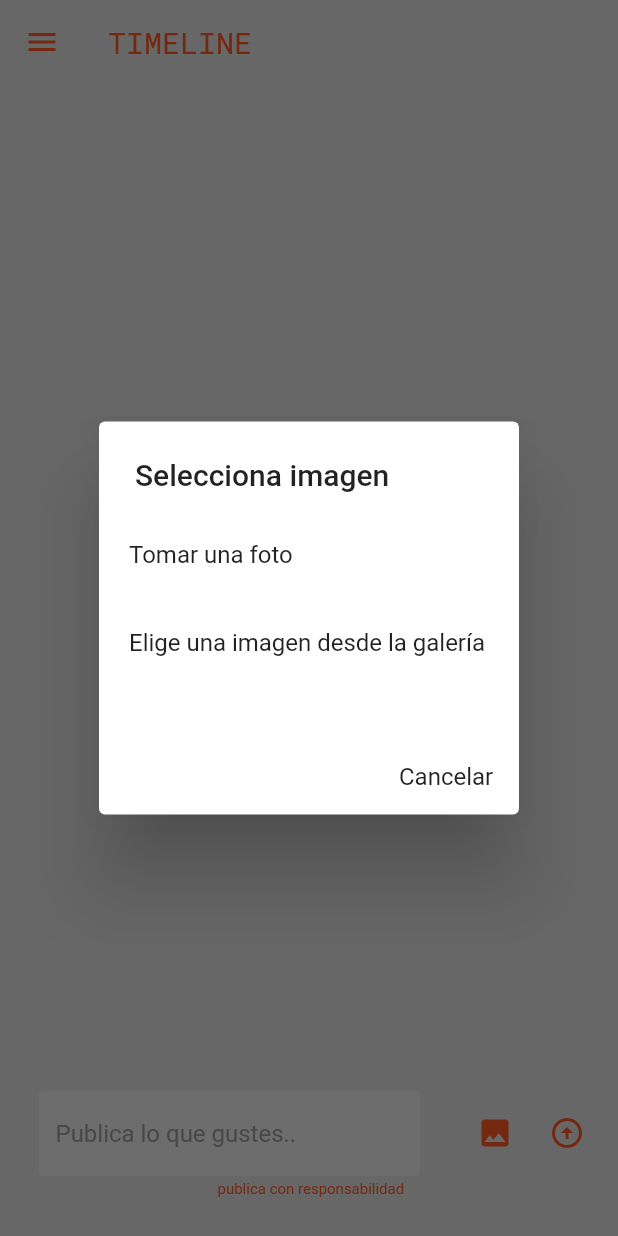
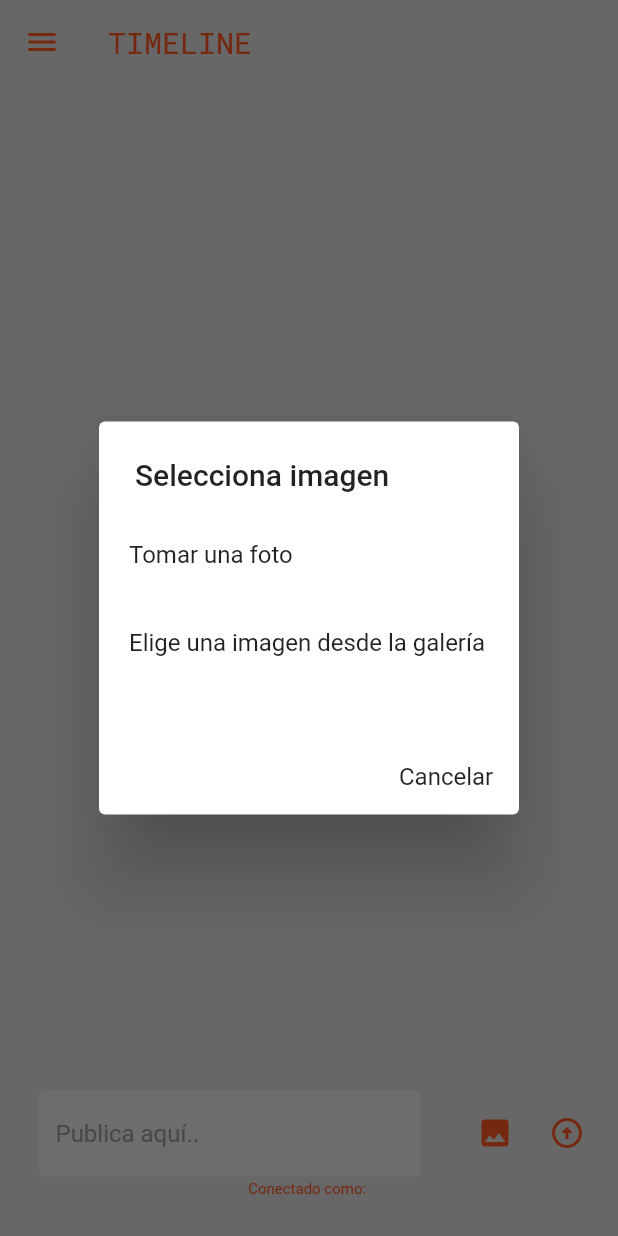
Before and after one commit to Zprit3/dosantonias_app, a Flutter app: the screen it shows once a user with an empty profile is signed in, after a tap on the "photo" icon, on a phone screen of 412 x 824 dp. Run offline on Flutter 3.47's test engine with Material 2 defaults, Android fonts, the phone set to English and light mode, and no system bars; our stand-ins replace cloud_firestore, firebase_auth, firebase_core, firebase_storage, google_fonts, google_maps_flutter and 4 more; accounts and stored records are empty.

Commit message:
On branch main Your branch is up to date with 'origin/main'.
Changes to be committed:
	new file:   lib/images/TICKET BASE.png
	modified:   lib/pages/home_page.dart
	new file:   lib/pages/shop_page.dart
	modified:   lib/pages/store_page.dart

```diff
--- a/lib/pages/home_page.dart
+++ b/lib/pages/home_page.dart
@@ -204,7 +204,7 @@ class _HomePageState extends State<HomePage> {
                   Expanded(
                     child: TextFieldW(
                       controller: textController,
-                      hintText: 'Publica lo que gustes..',
+                      hintText: 'Publica aquí..',
                       obscureText: false,
                     ),
                   ),
@@ -236,7 +236,7 @@ class _HomePageState extends State<HomePage> {
 
             // Verificación de logeo (solo pruebas)
             Text(
-              '${user.email!} publica con responsabilidad',
+              'Conectado como: ${user.email!}',
               style: const TextStyle(fontSize: 10, color: Colors.deepOrange),
             ),
 
--- a/lib/pages/store_page.dart
+++ b/lib/pages/store_page.dart
@@ -13,7 +13,7 @@ class StorePage extends StatelessWidget {
     return Scaffold(
       appBar: AppBar(
         title: Text(
-          'M I S  T I C K E T S',
+          'S T O R E',
           style: GoogleFonts.inconsolata(),
         ),
       ),
```
Also changed, not shown: lib/images/TICKET BASE.png (added), lib/pages/shop_page.dart (added).
